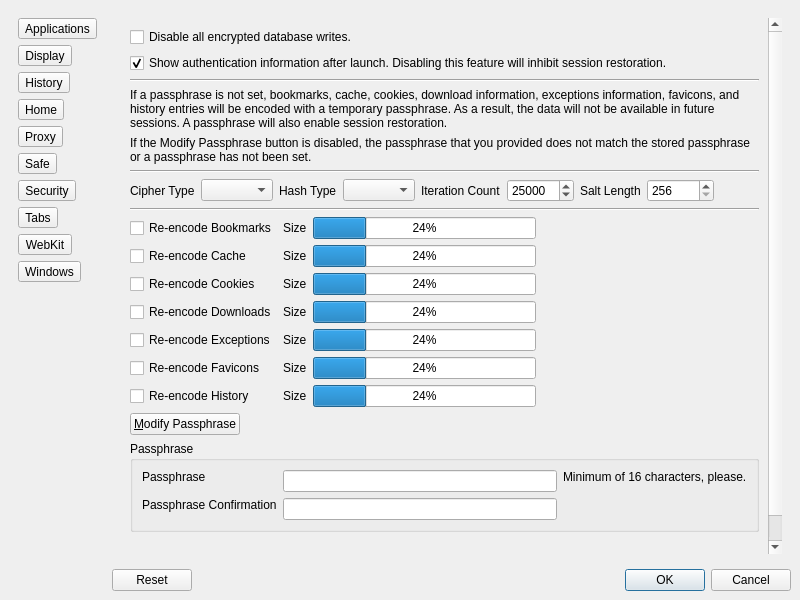
First picture: the form in Version 1.x/UI/dsettings.ui, repository textbrowser/dooble, before the edit.
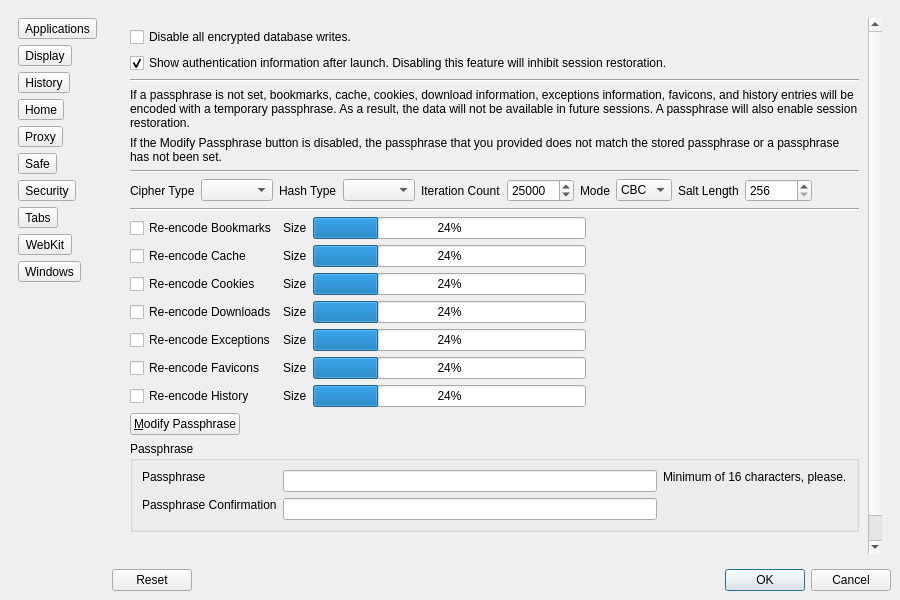
Second picture: the form after the edit. The open tabs and pages were chosen to show the change. Custom widgets are drawn as their Qt base class.

Commit message: Cipher modes of operation.

Patch:
```diff
--- a/Version 1.x/UI/dsettings.ui
+++ b/Version 1.x/UI/dsettings.ui
@@ -6,7 +6,7 @@
    <rect>
     <x>0</x>
     <y>0</y>
-    <width>800</width>
+    <width>900</width>
     <height>600</height>
    </rect>
   </property>
@@ -2543,7 +2543,7 @@
               <rect>
                <x>0</x>
                <y>0</y>
-               <width>643</width>
+               <width>745</width>
                <height>636</height>
               </rect>
              </property>
@@ -2692,6 +2692,30 @@
                   </property>
                  </widget>
                 </item>
+                <item>
+                 <widget class="QLabel" name="label_81">
+                  <property name="text">
+                   <string>Mode</string>
+                  </property>
+                 </widget>
+                </item>
+                <item>
+                 <widget class="QComboBox" name="mode">
+                  <property name="sizeAdjustPolicy">
+                   <enum>QComboBox::AdjustToContents</enum>
+                  </property>
+                  <item>
+                   <property name="text">
+                    <string>CBC</string>
+                   </property>
+                  </item>
+                  <item>
+                   <property name="text">
+                    <string>CTR</string>
+                   </property>
+                  </item>
+                 </widget>
+                </item>
                 <item>
                  <widget class="QLabel" name="label_68">
                   <property name="text">
```
Left out of the diff: 15 changed lines with no effect on the pictures. The commit also changes 5 other files.
